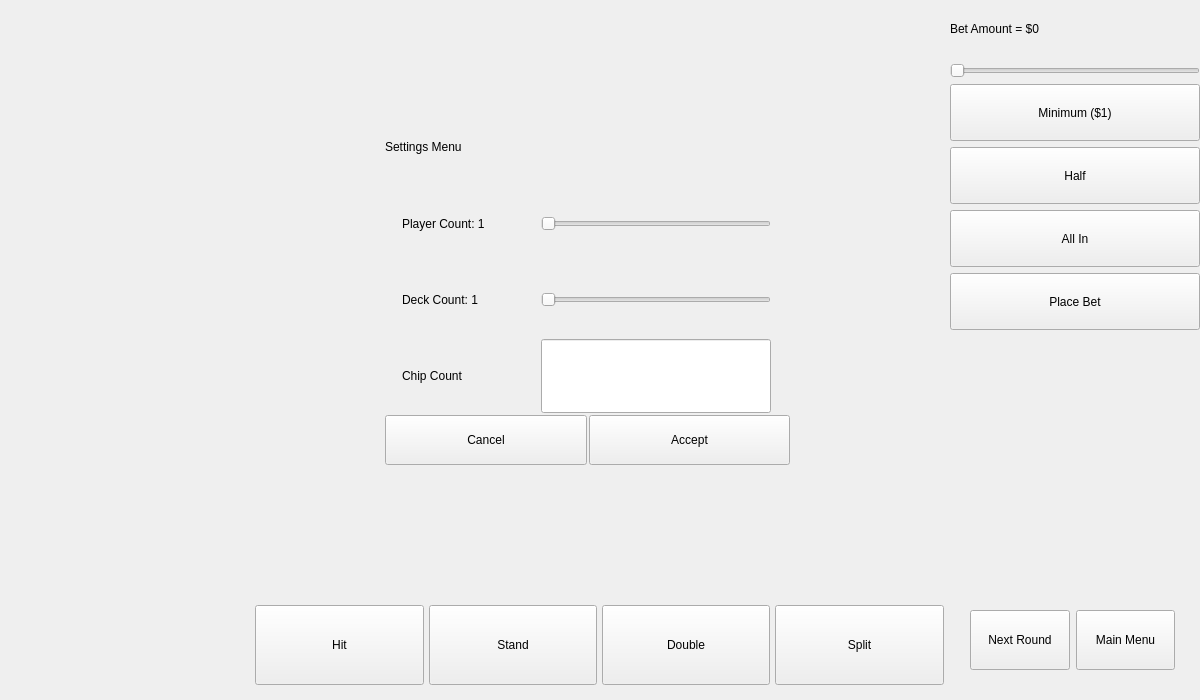
Qt form CardCounter/mainwindow.ui (CalebStandfield/full-blackjack-game-engine-with-UI) before a commit.
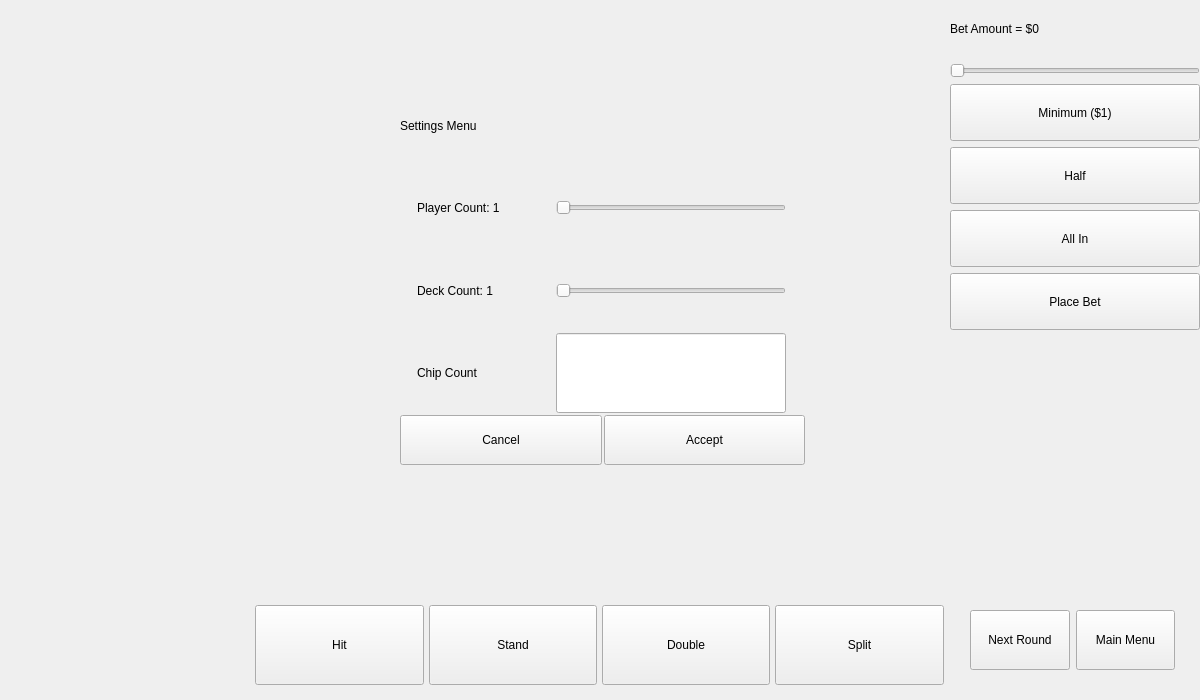
The same form after that commit.

Commit message: things are brown now!

```diff
--- a/CardCounter/mainwindow.ui
+++ b/CardCounter/mainwindow.ui
@@ -391,10 +391,10 @@
      <widget class="QWidget" name="settingsPopUp" native="true">
       <property name="geometry">
        <rect>
-        <x>375</x>
-        <y>100</y>
+        <x>390</x>
+        <y>75</y>
         <width>425</width>
-        <height>375</height>
+        <height>400</height>
        </rect>
       </property>
       <property name="minimumSize">
```
Left out of the diff: 4 changed lines with no effect on the pictures. The commit also changes 2 other files.
